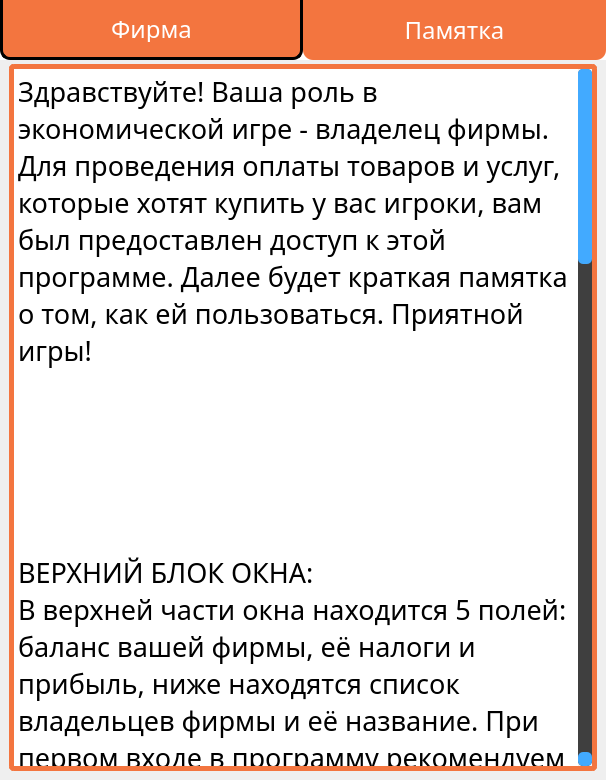
Before: the Qt Designer form src/forms/companywindow.ui in FloppedWaffle/EconomicGameCardClient, drawn with Qt 5.
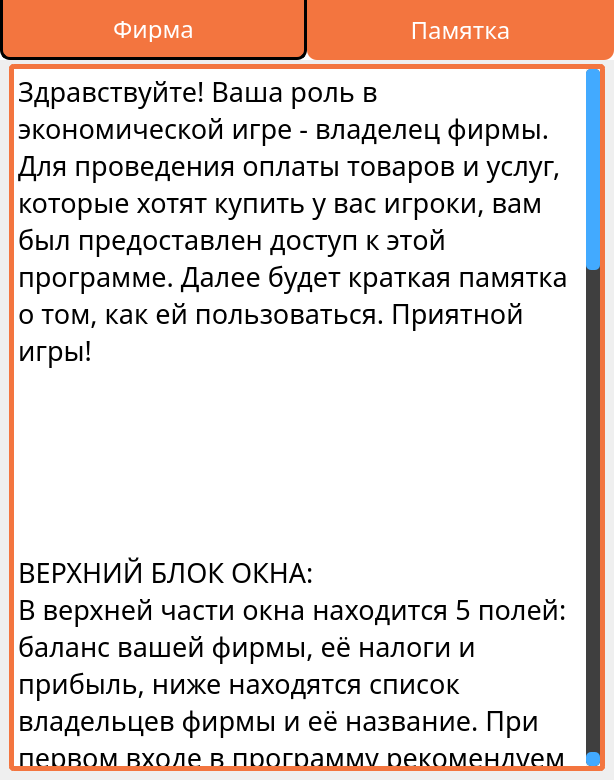
After: the same form once the commit is applied. The open tabs and pages were chosen to show the change. Icons and pictures are not drawn.

Patch:
```diff
--- a/src/forms/companywindow.ui
+++ b/src/forms/companywindow.ui
@@ -6,7 +6,7 @@
    <rect>
     <x>0</x>
     <y>0</y>
-    <width>514</width>
+    <width>614</width>
     <height>780</height>
    </rect>
   </property>
@@ -1360,7 +1360,7 @@
 &lt;p style=&quot;-qt-paragraph-type:empty; margin-top:0px; margin-bottom:0px; margin-left:0px; margin-right:0px; -qt-block-indent:0; text-indent:0px;&quot;&gt;&lt;br /&gt;&lt;/p&gt;
 &lt;p style=&quot; margin-top:0px; margin-bottom:0px; margin-left:0px; margin-right:0px; -qt-block-indent:0; text-indent:0px;&quot;&gt;Для вывода прибыли с баланса на баланс владельца вам нужно вписать его имя и фамилию по следующему в образцу в соответствующее поле: &amp;quot;Имя Фамилия&amp;quot; (каждое слово пишется с большой буквы, после имени идёт пробел). После этого вы должны выбрать его в списке ниже, ввести сумму вывода и нажать на кнопку &amp;quot;Вывести на счёт&amp;quot;.&lt;/p&gt;
 &lt;p style=&quot;-qt-paragraph-type:empty; margin-top:0px; margin-bottom:0px; margin-left:0px; margin-right:0px; -qt-block-indent:0; text-indent:0px;&quot;&gt;&lt;br /&gt;&lt;/p&gt;
-&lt;p style=&quot; margin-top:0px; margin-bottom:0px; margin-left:0px; margin-right:0px; -qt-block-indent:0; text-indent:0px;&quot;&gt; Для оплаты товаров/услуг вы должны отметить их в правом списке (если их слишком много, используйте поле выше этого списка для поиска). Отметив все товары/услуги, нажмите на кнопку &amp;quot;Оплатить товары/услуги&amp;quot;. Откроется новое окно со списком товаров/услуг, где вы сможете изменить требуемое количество товара/услуги (нажмите по соответствующему полю из списка, с помощью кнопок &amp;quot;+&amp;quot; и &amp;quot;-&amp;quot; выберите нужное), а также выбрать способ оплаты (&amp;quot;Наличные&amp;quot; или &amp;quot;Электронные&amp;quot;, выбранный способ помечен белым квадратом).  Нажмите на кнопку &amp;quot;Оплатить&amp;quot; для оплаты.&lt;/p&gt;
+&lt;p style=&quot; margin-top:0px; margin-bottom:0px; margin-left:0px; margin-right:0px; -qt-block-indent:0; text-indent:0px;&quot;&gt;Для оплаты товаров/услуг вы должны отметить их в правом списке (если их слишком много, используйте поле выше для поиска). Отметив все товары/услуги, нажмите на кнопку &amp;quot;Оплатить товары/услуги&amp;quot;. Откроется новое окно со списком товаров/услуг, где вы сможете изменить требуемое количество товара/услуги (нажмите по соответствующему блоку из списка, с помощью кнопок &amp;quot;+&amp;quot; и &amp;quot;-&amp;quot; выберите нужное), а также выбрать способ оплаты (&amp;quot;Наличные&amp;quot; или &amp;quot;Электронные&amp;quot;, выбранный способ помечен белым квадратом).  Нажмите на кнопку &amp;quot;Оплатить&amp;quot; для оплаты.&lt;/p&gt;
 &lt;p style=&quot;-qt-paragraph-type:empty; margin-top:0px; margin-bottom:0px; margin-left:0px; margin-right:0px; -qt-block-indent:0; text-indent:0px;&quot;&gt;&lt;br /&gt;&lt;/p&gt;
 &lt;p style=&quot;-qt-paragraph-type:empty; margin-top:0px; margin-bottom:0px; margin-left:0px; margin-right:0px; -qt-block-indent:0; text-indent:0px;&quot;&gt;&lt;br /&gt;&lt;/p&gt;
 &lt;p style=&quot;-qt-paragraph-type:empty; margin-top:0px; margin-bottom:0px; margin-left:0px; margin-right:0px; -qt-block-indent:0; text-indent:0px;&quot;&gt;&lt;br /&gt;&lt;/p&gt;
```
Left out of the diff: 2 changed lines with no effect on the pictures.
